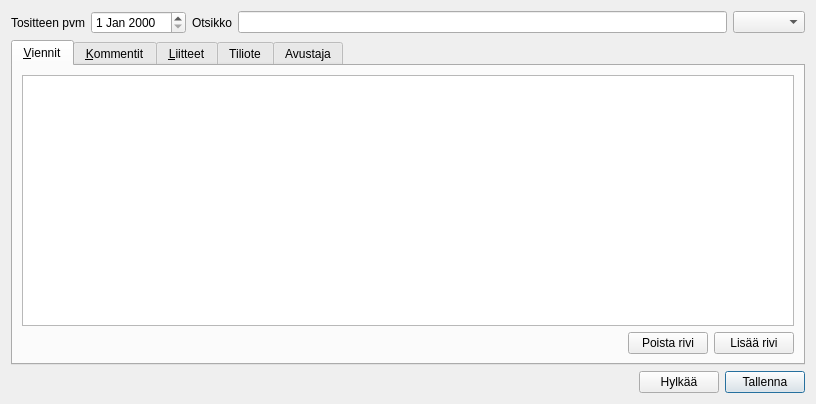
This is kitupiikki/kirjaus/kirjaus.ui in artoh/kitupiikki as Qt 5 draws it before an edit. The edited form follows.
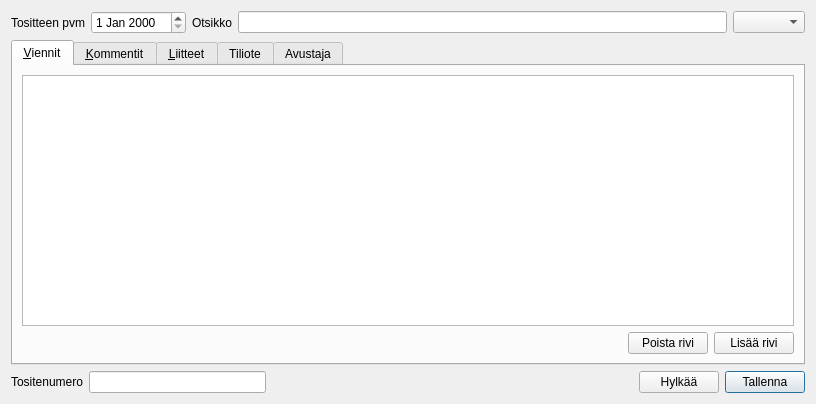
This is the edited form.

What changed in the file:
```diff
--- a/kitupiikki/kirjaus/kirjaus.ui
+++ b/kitupiikki/kirjaus/kirjaus.ui
@@ -416,6 +416,36 @@
    </item>
    <item>
     <layout class="QHBoxLayout" name="horizontalLayout">
+     <item>
+      <widget class="QLabel" name="label_10">
+       <property name="text">
+        <string>Tositenumero</string>
+       </property>
+       <property name="buddy">
+        <cstring>tunnisteEdit</cstring>
+       </property>
+      </widget>
+     </item>
+     <item>
+      <widget class="QLineEdit" name="tunnisteEdit">
+       <property name="placeholderText">
+        <string/>
+       </property>
+      </widget>
+     </item>
+     <item>
+      <spacer name="horizontalSpacer_5">
+       <property name="orientation">
+        <enum>Qt::Horizontal</enum>
+       </property>
+       <property name="sizeHint" stdset="0">
+        <size>
+         <width>40</width>
+         <height>20</height>
+        </size>
+       </property>
+      </spacer>
+     </item>
      <item>
       <widget class="QLabel" name="idLabel">
        <property name="text">
```
